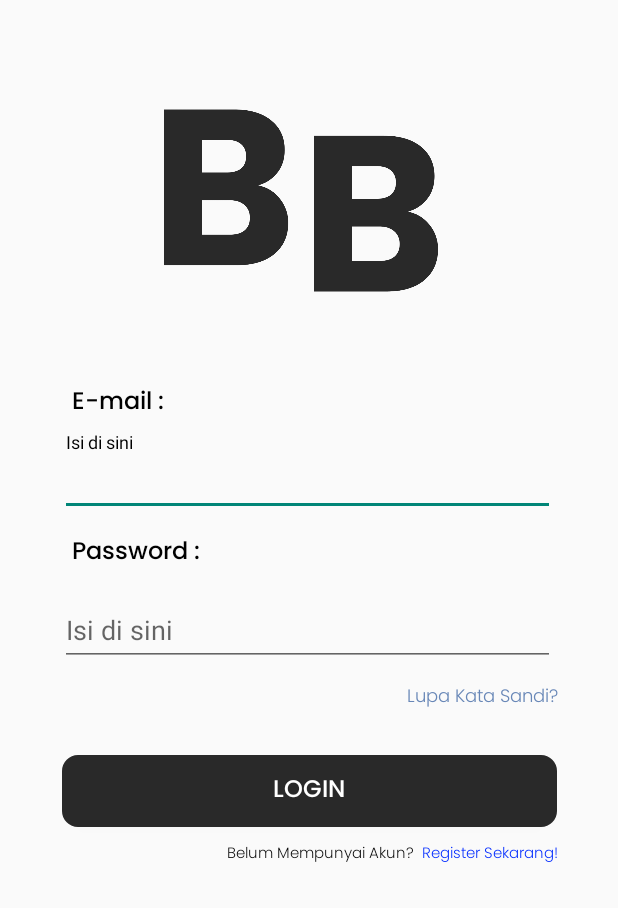
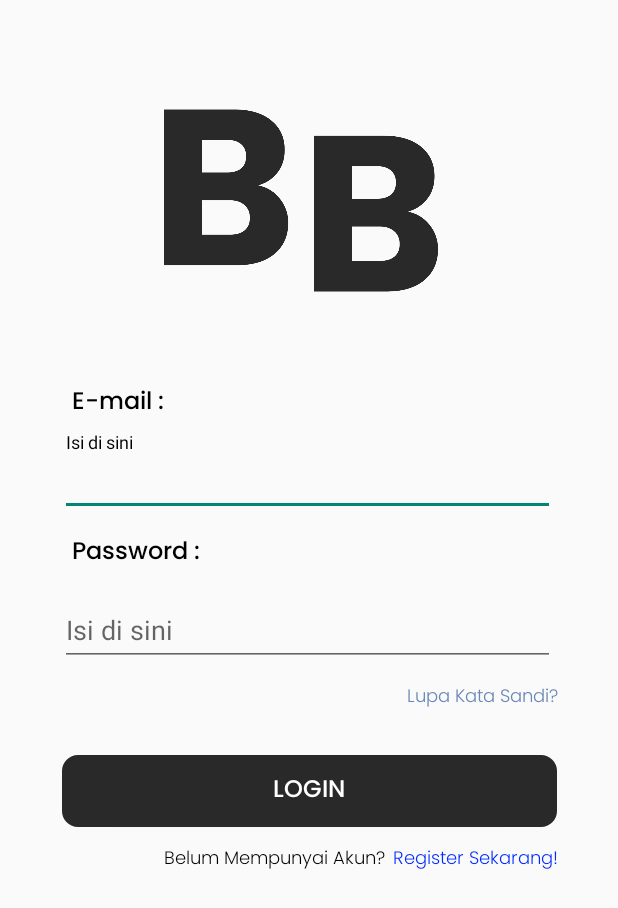
Before and after one commit to FarrelApriandry/BooBookAPPS, an Android app: the LoginActivity screen opened directly, with no data from a screen before it, on a phone screen of 412 x 824 dp. Shown: the top 908 px of the screen. Run offline under Robolectric (Android 15) with nearby library versions, the phone set to English and light mode, and no system bars.

Commit message:
FA - Create RegisterActivity.kt - Update activity_login.xml + activity_register.xml + AndroidManifest.xml + LoginActivity.kt - Delete

```diff
--- a/app/src/main/AndroidManifest.xml
+++ b/app/src/main/AndroidManifest.xml
@@ -15,6 +15,9 @@
         android:supportsRtl="true"
         android:theme="@style/Theme.AppCompat.Light.NoActionBar"
         tools:targetApi="31">
+        <activity
+            android:name=".RegisterActivity"
+            android:exported="false" />
         <activity
             android:name=".LoginActivity"
             android:exported="false" />
--- a/app/src/main/java/com/example/dntylancar/LoginActivity.kt
+++ b/app/src/main/java/com/example/dntylancar/LoginActivity.kt
@@ -1,11 +1,19 @@
 package com.example.dntylancar
 
+import android.content.Intent
 import androidx.appcompat.app.AppCompatActivity
 import android.os.Bundle
+import android.widget.TextView
 
 class LoginActivity : AppCompatActivity() {
     override fun onCreate(savedInstanceState: Bundle?) {
         super.onCreate(savedInstanceState)
         setContentView(R.layout.activity_login)
+
+        val registerLink = findViewById<TextView>(R.id.RegisterLinkText)
+        registerLink.setOnClickListener(){
+            startActivity(Intent(this@LoginActivity, RegisterActivity::class.java))
+        }
+
     }
 }
--- a/app/src/main/res/layout/activity_login.xml
+++ b/app/src/main/res/layout/activity_login.xml
@@ -65,25 +65,25 @@
         android:id="@+id/register"
         android:layout_width="wrap_content"
         android:layout_height="wrap_content"
-        android:layout_marginTop="10dp"
+        android:layout_marginTop="12dp"
         android:layout_marginEnd="5dp"
         android:fontFamily="@font/poppins_light"
         android:text="Belum Mempunyai Akun?"
         android:textColor="@color/black"
-        android:textSize="10sp"
-        app:layout_constraintEnd_toStartOf="@+id/register2"
+        android:textSize="12sp"
+        app:layout_constraintEnd_toStartOf="@+id/RegisterLinkText"
         app:layout_constraintTop_toBottomOf="@+id/button_login" />
 
     <TextView
-        android:id="@+id/register2"
+        android:id="@+id/RegisterLinkText"
         android:layout_width="wrap_content"
         android:layout_height="wrap_content"
-        android:layout_marginTop="10dp"
+        android:layout_marginTop="12dp"
         android:layout_marginEnd="40dp"
         android:fontFamily="@font/poppins_light"
         android:text="Register Sekarang!"
         android:textColor="#002AFF"
-        android:textSize="10sp"
+        android:textSize="12sp"
         app:layout_constraintEnd_toEndOf="parent"
         app:layout_constraintTop_toBottomOf="@+id/button_login" />
 
```
Also changed, not shown: app/src/main/java/com/example/dntylancar/RegisterActivity.kt (added, +11 -0 lines), app/src/main/res/layout/activity_register.xml (+5 -3 lines).
